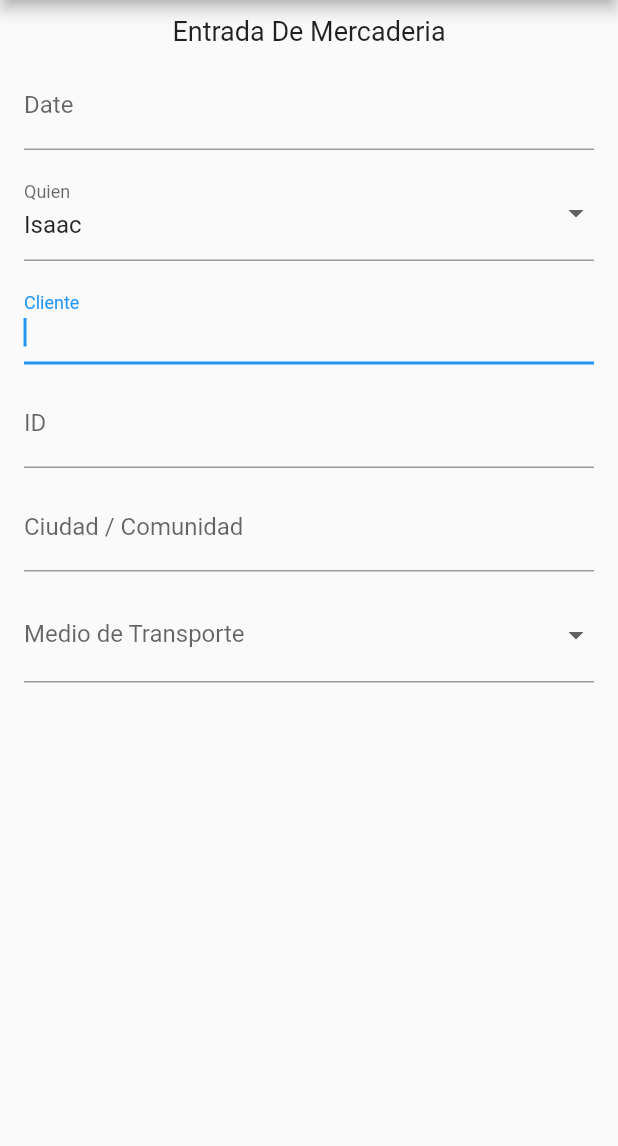
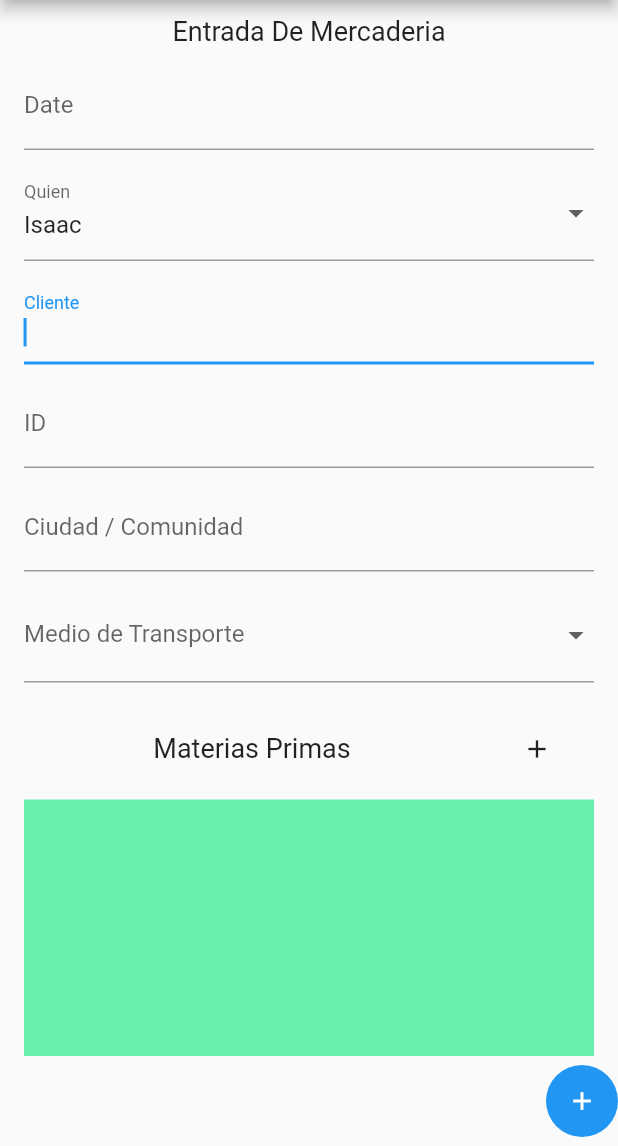
Before and after one commit to jjeangal/chankuap_flutter, a Flutter app: the screen it shows after launch, after a tap on "Anadir", on a phone screen of 412 x 824 dp, the part 90-1236 px from its top. Run offline on Flutter 3.47's test engine with Material 2 defaults, Android fonts, the phone set to English and light mode, and no system bars; our stand-ins replace curved_navigation_bar, flutter_form_builder; missing offline and left inert: cupertino_stepper.

Commit message:
added new form with steps + refactoring

```diff
--- a/lib/app_bars/storage_app_bar.dart
+++ b/lib/app_bars/tracabilidad_app_bar.dart
@@ -1,9 +1,9 @@
 import 'package:flutter/material.dart';
 
-class StorageAppBar extends StatelessWidget {
+class TracabilidadAppBar extends StatelessWidget {
   String appBarTitle;
 
-  StorageAppBar(String title){
+  TracabilidadAppBar(String title){
     this.appBarTitle = title;
   }
 
--- a/lib/forms/entrada_form.dart
+++ b/lib/forms/entrada_form.dart
@@ -3,16 +3,18 @@ import 'package:flutter/material.dart';
 import 'package:flutter/rendering.dart';
 import 'package:flutter/services.dart';
 
+import '../selectMaterial.dart';
 import '../app_bars/form_app_bar.dart';
 import 'package:flutter_form_builder/flutter_form_builder.dart';
 
 class EntradaForm extends StatelessWidget {
 
   final GlobalKey <FormBuilderState> _fbkey = new GlobalKey<FormBuilderState>();
-  final TextEditingController _typeAheadController = TextEditingController();
+
   final clienteFocusNode = FocusNode();
   final IdFocusNode = FocusNode();
   final DondeFocusNode = FocusNode();
+  final stepperPage = StepperPage();
 
   @override
   Widget build(BuildContext context) {
@@ -120,10 +122,61 @@ class EntradaForm extends StatelessWidget {
                               )
                           ).toList()
                       ),
+                      SizedBox(height: 20),
+                      Row(
+                        children: [
+                          Expanded(
+                            flex: 8,
+                            child: Text("Materias Primas",
+                                textAlign: TextAlign.center,
+                                style: TextStyle(fontSize: 18)
+                            ),
+                          ),
+                          Expanded(
+                            flex: 2,
+                            child: IconButton(
+                              iconSize: 20,
+                              icon: Icon(Icons.add),
+                              onPressed: () => Navigator.push(
+                                context,
+                                MaterialPageRoute(builder: (context) => stepperPage),
+                              )
+                            ),
+                          )
+                        ],
+                      ),
+                      Container(
+                        height: 400,
+                        child: Padding(
+                          padding: EdgeInsets.fromLTRB(0, 10, 0, 15),
+                          child: Container(
+                            color: Colors.greenAccent,
+                          ),
+                        )
+                      ),
                     ]
                 )
             )
+        ),
+      bottomNavigationBar: Container(
+        color: Color(0x00ffffff),
+        height: 60,
+        alignment: Alignment.centerRight,
+        child: Ink(
+          height: 60,
+          decoration: const ShapeDecoration(
+            color: Colors.blue,
+            shape: CircleBorder(),
+          ),
+          child: IconButton(
+            onPressed: () {},
+            splashColor: Colors.yellow,
+            icon: Icon(Icons.add),
+            iconSize: 20,
+            color: Colors.white,
+          ),
         )
+      )
     );
   }
 /**
--- a/lib/main.dart
+++ b/lib/main.dart
@@ -1,7 +1,7 @@
 import 'package:chankuap_flutter/app_icons.dart';
-import 'package:chankuap_flutter/pages/Documents.dart';
+import 'package:chankuap_flutter/pages/Profile.dart';
 import 'package:chankuap_flutter/pages/Processes.dart';
-import 'package:chankuap_flutter/pages/Storage.dart';
+import 'package:chankuap_flutter/pages/Tracabilidad.dart';
 import 'package:chankuap_flutter/pages/Transactions.dart';
 import 'package:curved_navigation_bar/curved_navigation_bar.dart';
 import 'package:flutter/material.dart';
@@ -34,9 +34,9 @@ class _MyHomePageState extends State<MyHomePage> {
   int _pageIndex = 0;
 
   final Transactions tran = Transactions();
-  final Storage sto = Storage();
+  final Tracabilidad traca = Tracabilidad();
   final Processes pro = Processes();
-  final Documents doc = Documents();
+  final Profile prof = Profile();
 
   Widget _showPage = new Transactions();
 
@@ -46,13 +46,13 @@ class _MyHomePageState extends State<MyHomePage> {
         return tran;
         break;
       case 1:
-        return sto;
+        return traca;
         break;
       case 2:
         return pro;
         break;
       case 3:
-        return doc;
+        return prof;
         break;
       default:
         return tran;
```
Also changed, not shown: lib/pages/Profile.dart (renamed from lib/pages/Documents.dart, +4 -4 lines), lib/pages/Storage.dart (deleted, +0 -66 lines), lib/pages/Tracabilidad.dart (added, +36 -0 lines), lib/selectMaterial.dart (+35 -39 lines), lib/steps/step_one_entrada.dart (added, +64 -0 lines), lib/steps/step_two_entrada.dart (added, +73 -0 lines).
